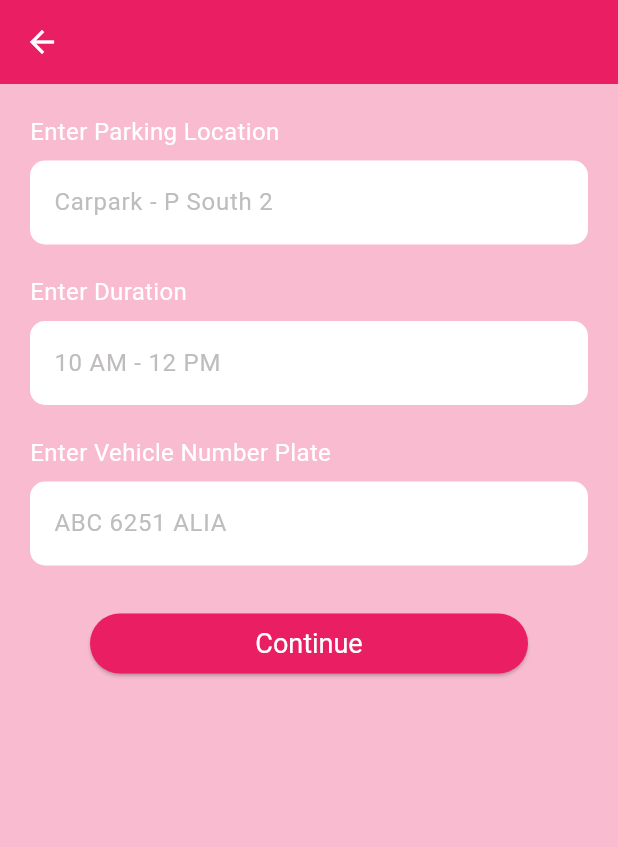
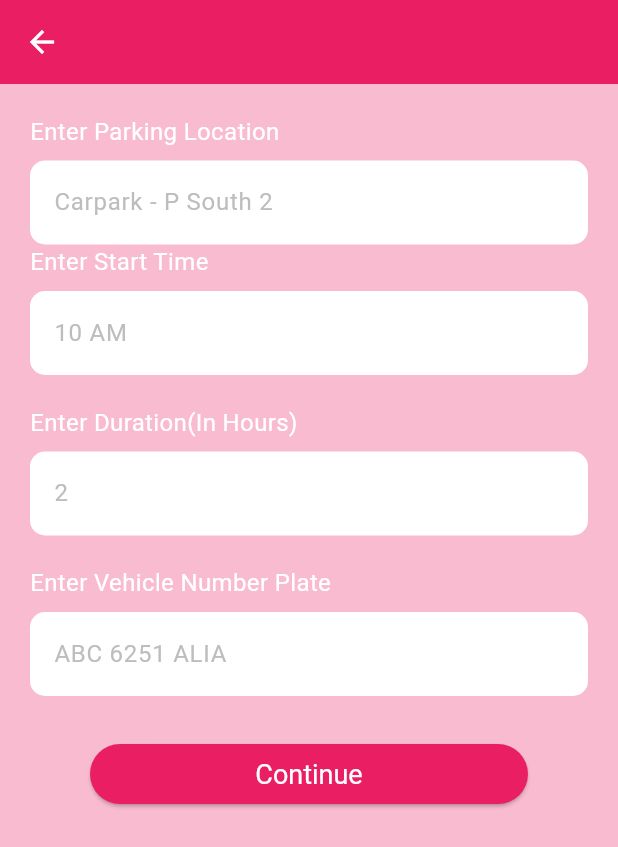
Before and after one commit to Buchu97/Parking-Spot-Booking-Service-Flutter-Application-, a Flutter app: the EnterDetails screen opened directly, on a phone screen of 412 x 824 dp. Shown: the top 847 px of the screen. Run offline on Flutter 3.47's test engine with Material 3 defaults, Android fonts, the phone set to English and light mode, and no system bars; our stand-ins replace sqflite; accounts and stored records are empty.

Commit message:
adding startTime field in the database

```diff
--- a/mvp_mq/lib/enter_details.dart
+++ b/mvp_mq/lib/enter_details.dart
@@ -1,3 +1,5 @@
+// import 'dart:io';
+
 import 'package:flutter/material.dart';
 import 'package:mvp_mq/Data/sqflite_database.dart';
 import 'package:mvp_mq/parking_pass.dart';
@@ -5,31 +7,30 @@ import 'package:mvp_mq/service_button.dart';
 // import 'package:mvp_mq/mq_app.dart';
 
 class EnterDetails extends StatefulWidget {
-   const EnterDetails({super.key});
-    // final void Function() parkingPass;
+  const EnterDetails({super.key});
+  // final void Function() parkingPass;
   // Future<int> key;
 
   @override
-  State<EnterDetails> createState(){
+  State<EnterDetails> createState() {
     return _EnterDetails();
   }
 }
 
-
-class _EnterDetails extends State<EnterDetails>{
+class _EnterDetails extends State<EnterDetails> {
   final _locationTextController = TextEditingController();
+  final _startTimeTextController = TextEditingController();
   final _durationTextController = TextEditingController();
   final _vehicleNumTextController = TextEditingController();
 
   @override
   void dispose() {
-     _locationTextController.dispose();
-   _durationTextController.dispose();
-   _vehicleNumTextController.dispose();
+    _locationTextController.dispose();
+    _durationTextController.dispose();
+    _vehicleNumTextController.dispose();
+    _startTimeTextController.dispose();
     super.dispose();
   }
-
-
 
   void insertDataAndRetrieveId() async {
     Map<String, dynamic> parkingPassData = {
@@ -37,23 +38,20 @@ class _EnterDetails extends State<EnterDetails>{
       'parkingLocation': _locationTextController.text,
       'parkingSpotNo': 'A10',
       'numberPlate': _vehicleNumTextController.text,
+      'startTime': _startTimeTextController.text,
       'duration': _durationTextController.text,
       'amountPaid': 50.00,
       'date': DateTime.now().toString()
     };
 
     int id = await DatabaseHelper().insertParkingPass(parkingPassData);
+    print(id);
 
-     if(!mounted) return;
+    if (!mounted) return;
 
-                  Navigator.of(context).push(MaterialPageRoute(
-                  builder: (context) =>   ParkingPass(id: id)));
-
+    Navigator.of(context)
+        .push(MaterialPageRoute(builder: (context) => ParkingPass(id: id)));
   }
-
-
-
-
 
   @override
   Widget build(context) {
@@ -86,20 +84,39 @@ class _EnterDetails extends State<EnterDetails>{
                   decoration: InputDecoration(
                     filled: true,
                     fillColor: Colors.white,
-
                     hintText: 'Carpark - P South 2',
-                    hintStyle: const TextStyle(color:  Color.fromARGB(255, 191, 188, 188)),
+                    hintStyle: const TextStyle(
+                        color: Color.fromARGB(255, 191, 188, 188)),
                     border: OutlineInputBorder(
                       borderRadius: BorderRadius.circular(10),
                       borderSide: BorderSide.none,
                     ),
                   ),
                 ),
-
-
+                const Text(
+                  'Enter Start Time',
+                  style: TextStyle(fontSize: 16, color: Colors.white),
+                  textAlign: TextAlign.left,
+                ),
+                const SizedBox(height: 8),
+                TextField(
+                  controller: _startTimeTextController,
+                  // style: const TextStyle(color: Colors.black),
+                  decoration: InputDecoration(
+                    filled: true,
+                    fillColor: Colors.white,
+                    hintText: '10 AM',
+                    hintStyle: const TextStyle(
+                        color: Color.fromARGB(255, 191, 188, 188)),
+                    border: OutlineInputBorder(
+                      borderRadius: BorderRadius.circular(10),
+                      borderSide: BorderSide.none,
+                    ),
+                  ),
+                ),
                 const SizedBox(height: 20),
                 const Text(
-                  'Enter Duration',
+                  'Enter Duration(In Hours)',
                   style: TextStyle(fontSize: 16, color: Colors.white),
                   textAlign: TextAlign.left,
                 ),
@@ -109,9 +126,9 @@ class _EnterDetails extends State<EnterDetails>{
                   decoration: InputDecoration(
                     filled: true,
                     fillColor: Colors.white,
-                    hintText: '10 AM - 12 PM',
-                    hintStyle: const TextStyle(color: Color.fromARGB(255, 191, 188, 188)),
-
+                    hintText: '2',
+                    hintStyle: const TextStyle(
+                        color: Color.fromARGB(255, 191, 188, 188)),
                     border: OutlineInputBorder(
                       borderRadius: BorderRadius.circular(10),
                       borderSide: BorderSide.none,
@@ -130,10 +147,9 @@ class _EnterDetails extends State<EnterDetails>{
                   decoration: InputDecoration(
                     filled: true,
                     fillColor: Colors.white,
-
                     hintText: 'ABC 6251 ALIA',
-                    hintStyle: const TextStyle(color: Color.fromARGB(255, 191, 188, 188)),
-
+                    hintStyle: const TextStyle(
+                        color: Color.fromARGB(255, 191, 188, 188)),
                     border: OutlineInputBorder(
                       borderRadius: BorderRadius.circular(10),
                       borderSide: BorderSide.none,
@@ -141,8 +157,8 @@ class _EnterDetails extends State<EnterDetails>{
                   ),
                 ),
                 const SizedBox(height: 20),
-                ServiceButton(text: "Continue",  nextPage:insertDataAndRetrieveId
-                ),
+                ServiceButton(
+                    text: "Continue", nextPage: insertDataAndRetrieveId),
               ],
             ),
           ),
--- a/mvp_mq/lib/parking_pass.dart
+++ b/mvp_mq/lib/parking_pass.dart
@@ -97,7 +97,7 @@ class ParkingPass extends StatelessWidget{
       child: Column(
         mainAxisAlignment: MainAxisAlignment.center,
         crossAxisAlignment: CrossAxisAlignment.stretch,
-        children: <Widget>[
+        children: [
           const Text(
             'Your Parking Pass',
             style: TextStyle(color: Colors.white, fontSize: 24, fontWeight: FontWeight.bold),
@@ -108,6 +108,7 @@ class ParkingPass extends StatelessWidget{
           _infoCard("Parking Location:", data['parkingLocation']),
           _infoCard("Parking Spot No:", data['parkingSpotNo']),
           _infoCard("Number Plate:", data['numberPlate']),
+          _infoCard("Start Time:", data['startTime']),
           _infoCard("Duration:", data['duration']),
           _infoCard("To Pay:", "\$${data['amountPaid']}"),
           _infoCard("Date:", data['date']),
```
Also changed, not shown: mvp_mq/lib/Data/sqflite_database.dart (+7 -0 lines), mvp_mq/lib/confirmation.dart (added, +33 -0 lines), mvp_mq/lib/extension.dart (+18 -9 lines), mvp_mq/lib/select_campus.dart (+11 -1 lines).
